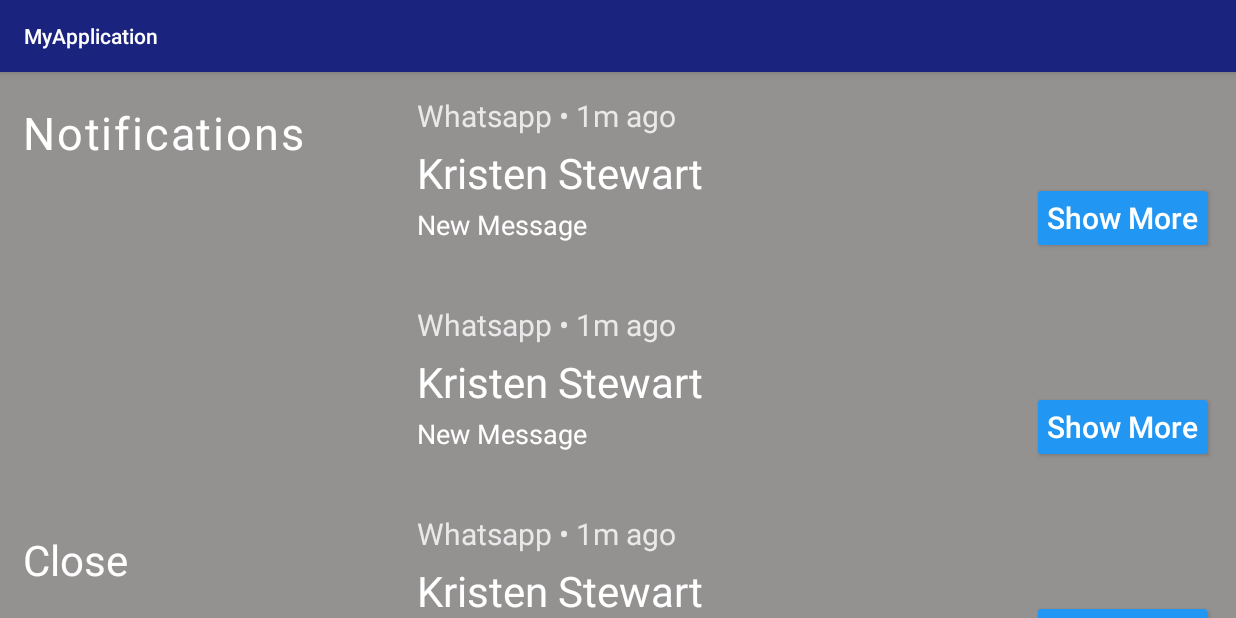
After one commit to venkatsunilm/SwitchAccessPoc, an Android app: the NotificationsActivity screen opened directly, with no data from a screen before it, on a phone screen of 824 x 412 dp (held sideways). The commit adds this screen. Run offline under Robolectric (Android 15) with nearby library versions, the phone set to English and light mode, and no system bars.

Commit message:
Added Notifications Activity and Multiple ApplicationCards activity

```diff
--- a/app/build.gradle
+++ b/app/build.gradle
@@ -34,6 +34,7 @@ dependencies {
     implementation fileTree(dir: 'libs', include: ['*.jar'])
     implementation 'androidx.appcompat:appcompat:1.1.0'
     implementation 'androidx.constraintlayout:constraintlayout:1.1.3'
+    implementation 'androidx.recyclerview:recyclerview:1.1.0'
     testImplementation 'junit:junit:4.12'
     androidTestImplementation 'androidx.test.ext:junit:1.1.1'
     androidTestImplementation 'androidx.test.espresso:espresso-core:3.2.0'
--- /dev/null
+++ b/app/src/main/java/com/example/myapplication/adapters/RvAdapter.java
@@ -0,0 +1,117 @@
+package com.example.myapplication.adapters;
+
+import android.content.Context;
+import android.util.Log;
+import android.view.LayoutInflater;
+import android.view.View;
+import android.view.ViewGroup;
+import android.widget.Button;
+import android.widget.LinearLayout;
+
+import androidx.annotation.NonNull;
+import androidx.core.content.ContextCompat;
+import androidx.recyclerview.widget.RecyclerView;
+
+import com.example.myapplication.Commons;
+import com.example.myapplication.R;
+
+public class RvAdapter extends RecyclerView.Adapter<RecyclerView.ViewHolder> {
+
+     private Context mContext;
+     private int viewType=0;
+     private int viewWidth=0;
+     private static final int SIZE=3;
+
+     public RvAdapter(Context context,int type,int width){
+         this.mContext=context;
+         viewType=type;
+         viewWidth = width;
+     }
+
+    public RvAdapter(Context context){
+        this.mContext=context;
+    }
+
+    @NonNull
+    @Override
+    public RecyclerView.ViewHolder onCreateViewHolder(@NonNull ViewGroup parent, int viewTypes) {
+        LayoutInflater layoutInflater=LayoutInflater.from(parent.getContext());
+        if(viewType ==0) {
+            View view = layoutInflater.inflate(R.layout.inflate_notifications_item, parent, false);
+            return new ViewHolder(view, mContext);
+        }
+        else{
+            View view = layoutInflater.inflate(R.layout.inflate_cards, parent, false);
+            view.getLayoutParams().width= (int) (viewWidth/SIZE - (Commons.convertDpToPixel(40f,mContext)));
+            return new ViewHolder2(view);
+        }
+    }
+
+    @Override
+    public int getItemViewType(int position) {
+        return 0;
+    }
+
+    @Override
+    public void onBindViewHolder(@NonNull RecyclerView.ViewHolder holder, int position) {
+
+    }
+
+    @Override
+    public int getItemCount() {
+         if(viewType==0)
+        return 10;
+
+         return SIZE;
+    }
+
+    public View preView=null;
+
+    class ViewHolder2 extends RecyclerView.ViewHolder implements View.OnClickListener {
+
+        public ViewHolder2(@NonNull View itemView) {
+            super(itemView);
+
+        }
+
+        @Override
+        public void onClick(View v) {
+
+        }
+    }
+
+     class ViewHolder extends RecyclerView.ViewHolder implements View.OnClickListener {
+
+        private LinearLayout linearLayout;
+        private View view;
+        private Button button;
+        private Context mContext;
+
+
+        public ViewHolder(@NonNull View itemView,Context context) {
+            super(itemView);
+            mContext=context;
+            linearLayout = itemView.findViewById(R.id.linearLayout);
+            view = itemView.findViewById(R.id.view);
+            button = itemView.findViewById(R.id.button);
+            button.setOnClickListener(this);
+            itemView.setOnClickListener(this);
+        }
+
+        @Override
+        public void onClick(View v) {
+            if(v.getId() == R.id.button) {
+                linearLayout.setVisibility(View.VISIBLE);
+            }
+
+            if(preView ==null){
+                preView=view;
+                Log.e("was","it null");
+            }else{
+                preView.setBackgroundColor((ContextCompat.getColor(mContext,R.color.grey)));
+                preView=view;
+            }
+            view.setBackgroundColor(ContextCompat.getColor(mContext,R.color.black));
+        }
+    }
+}
--- a/app/src/main/java/com/example/myapplication/MainActivity.java
+++ b/app/src/main/java/com/example/myapplication/views/MainActivity.java
@@ -1,4 +1,4 @@
-package com.example.myapplication;
+package com.example.myapplication.views;
 
 import android.accessibilityservice.AccessibilityServiceInfo;
 import android.content.Context;
@@ -15,6 +15,9 @@ import android.widget.Button;
 import androidx.annotation.NonNull;
 import androidx.annotation.Nullable;
 import androidx.appcompat.app.AppCompatActivity;
+
+import com.example.myapplication.GlobalConstants;
+import com.example.myapplication.R;
 
 import java.util.List;
 
--- /dev/null
+++ b/app/src/main/java/com/example/myapplication/views/NotificationsActivity.java
@@ -0,0 +1,25 @@
+package com.example.myapplication.views;
+
+import android.os.Bundle;
+
+import androidx.annotation.Nullable;
+import androidx.appcompat.app.AppCompatActivity;
+import androidx.recyclerview.widget.RecyclerView;
+
+import com.example.myapplication.R;
+import com.example.myapplication.adapters.RvAdapter;
+
+public class NotificationsActivity extends AppCompatActivity {
+
+    private RvAdapter rvAdapter;
+    private RecyclerView recyclerView;
+    @Override
+    protected void onCreate(@Nullable Bundle savedInstanceState) {
+        super.onCreate(savedInstanceState);
+        setContentView(R.layout.activity_notifications);
+        recyclerView=findViewById(R.id.recylerNotificationsView);
+
+        rvAdapter=new RvAdapter(this);
+        recyclerView.setAdapter(rvAdapter);
+    }
+}
--- a/app/src/main/java/com/example/myapplication/SecondActivity.java
+++ b/app/src/main/java/com/example/myapplication/views/SecondActivity.java
@@ -1,4 +1,4 @@
-package com.example.myapplication;
+package com.example.myapplication.views;
 
 import android.app.Activity;
 import android.content.Intent;
@@ -7,6 +7,8 @@ import android.view.View;
 import android.widget.Button;
 
 import androidx.annotation.Nullable;
+
+import com.example.myapplication.R;
 
 public class SecondActivity extends Activity {
     public Button button;
--- /dev/null
+++ b/app/src/main/res/color/color_focus.xml
@@ -0,0 +1,5 @@
+<selector xmlns:android="http://schemas.android.com/apk/res/android">
+    <item android:state_focused="true" android:color="@color/blue"/>
+    <item android:color="@color/customWhite"/>
+    <item android:state_pressed="true" android:color="@color/white"/>
+</selector>
--- /dev/null
+++ b/app/src/main/res/drawable/btn_bgs.xml
@@ -0,0 +1,6 @@
+<?xml version="1.0" encoding="utf-8"?>
+<selector xmlns:android="http://schemas.android.com/apk/res/android">
+    <item android:state_focused="true" android:drawable="@color/btn_focused"  />
+    <item android:state_pressed="true" android:drawable="@color/btn_selected"  />
+    <item android:drawable="@color/blue"/>
+</selector>
--- a/app/src/main/res/layout/activity_main.xml
+++ b/app/src/main/res/layout/activity_main.xml
@@ -4,7 +4,7 @@
     xmlns:tools="http://schemas.android.com/tools"
     android:layout_width="match_parent"
     android:layout_height="match_parent"
-    tools:context=".MainActivity">
+    tools:context=".views.MainActivity">
 
     <androidx.constraintlayout.widget.ConstraintLayout
         android:id="@+id/left_layout"
--- /dev/null
+++ b/app/src/main/res/layout/activity_notifications.xml
@@ -0,0 +1,53 @@
+<?xml version="1.0" encoding="utf-8"?>
+<androidx.constraintlayout.widget.ConstraintLayout xmlns:android="http://schemas.android.com/apk/res/android"
+    xmlns:app="http://schemas.android.com/apk/res-auto"
+    android:layout_width="match_parent"
+    xmlns:tools="http://schemas.android.com/tools"
+    android:background="@color/grey"
+    android:layout_height="match_parent">
+
+    <androidx.recyclerview.widget.RecyclerView
+        android:id="@+id/recylerNotificationsView"
+        android:layout_width="0dp"
+        android:layout_height="0dp"
+        app:layoutManager="androidx.recyclerview.widget.LinearLayoutManager"
+        android:orientation="vertical"
+        app:layout_constraintBottom_toBottomOf="parent"
+        app:layout_constraintEnd_toEndOf="parent"
+        app:layout_constraintStart_toEndOf="@+id/linearLayout2"
+        app:layout_constraintTop_toTopOf="parent"
+        tools:listitem="@layout/inflate_notifications_item" />
+
+    <LinearLayout
+        android:id="@+id/linearLayout2"
+        android:layout_width="wrap_content"
+        android:layout_height="match_parent"
+        android:orientation="vertical"
+        app:layout_constraintBottom_toBottomOf="parent"
+        app:layout_constraintStart_toStartOf="parent"
+        app:layout_constraintTop_toTopOf="parent">
+
+        <TextView
+            android:id="@+id/textView4"
+            android:layout_width="match_parent"
+            android:textColor="@color/white"
+            android:layout_height="wrap_content"
+            android:textSize="30sp"
+            android:layout_weight="1"
+            android:letterSpacing="0.04"
+            android:layout_marginEnd="40dp"
+            android:layout_marginTop="20dp"
+            android:layout_marginStart="15dp"
+            android:text="Notifications" />
+
+        <TextView
+            android:id="@+id/textView5"
+            android:layout_width="match_parent"
+            android:layout_marginStart="15dp"
+            android:textColor="@color/white"
+            android:textSize="28sp"
+            android:layout_marginBottom="20dp"
+            android:layout_height="wrap_content"
+            android:text="Close" />
+    </LinearLayout>
+</androidx.constraintlayout.widget.ConstraintLayout>
--- /dev/null
+++ b/app/src/main/res/layout/inflate_notifications_item.xml
@@ -0,0 +1,136 @@
+<?xml version="1.0" encoding="utf-8"?>
+<androidx.constraintlayout.widget.ConstraintLayout xmlns:android="http://schemas.android.com/apk/res/android"
+    xmlns:app="http://schemas.android.com/apk/res-auto"
+    android:layout_width="match_parent"
+    android:layout_height="wrap_content">
+
+    <View
+        android:id="@+id/view"
+        android:layout_width="0dp"
+        android:layout_height="0dp"
+        android:background="@color/grey"
+        app:layout_constraintBottom_toBottomOf="parent"
+        app:layout_constraintEnd_toEndOf="parent"
+        app:layout_constraintHorizontal_bias="1.0"
+        app:layout_constraintStart_toStartOf="parent"
+        app:layout_constraintTop_toTopOf="parent"
+        app:layout_constraintVertical_bias="1.0" />
+
+    <TextView
+        android:id="@+id/textView"
+        android:layout_width="wrap_content"
+        android:layout_height="wrap_content"
+        android:layout_marginStart="35dp"
+        android:layout_marginTop="15dp"
+        android:alpha="0.8"
+        android:text="Whatsapp \u2022 1m ago"
+        android:textColor="@color/white"
+        android:textSize="20sp"
+        app:layout_constraintStart_toStartOf="@id/view"
+        app:layout_constraintTop_toTopOf="@id/view" />
+
+
+    <TextView
+        android:id="@+id/textView2"
+        android:layout_width="wrap_content"
+        android:layout_height="wrap_content"
+        android:layout_marginTop="5dp"
+        android:text="Kristen Stewart"
+        android:textColor="@color/white"
+        android:textSize="28sp"
+        app:layout_constraintStart_toStartOf="@+id/textView"
+        app:layout_constraintTop_toBottomOf="@+id/textView" />
+
+    <TextView
+        android:id="@+id/textView3"
+        android:layout_width="wrap_content"
+        android:layout_height="wrap_content"
+        android:layout_marginTop="3dp"
+        android:layout_marginBottom="25dp"
+        android:text="New Message"
+        android:textColor="@color/white"
+        android:textSize="18sp"
+        app:layout_constraintBottom_toBottomOf="parent"
+        app:layout_constraintStart_toStartOf="@+id/textView"
+        app:layout_constraintTop_toBottomOf="@+id/textView2"
+        app:layout_constraintVertical_bias="0.0" />
+
+    <Button
+        android:id="@+id/button"
+        style="@style/Widget.AppCompat.Button.Colored"
+        android:layout_width="wrap_content"
+        android:layout_height="wrap_content"
+        android:layout_marginEnd="15dp"
+        android:text="Show More"
+        android:textSize="20sp"
+        android:textAllCaps="false"
+        android:theme="@style/AppTheme.MyRipple"
+        android:padding="10dp"
+        android:textColor="@color/white"
+        app:layout_constraintBottom_toBottomOf="parent"
+        app:layout_constraintEnd_toEndOf="parent"
+        app:layout_constraintTop_toTopOf="parent"
+        app:layout_constraintVertical_bias="0.80" />
+
+    <LinearLayout
+        android:id="@+id/linearLayout"
+        android:layout_width="0dp"
+        android:layout_height="wrap_content"
+        android:layout_marginTop="10dp"
+        android:layout_marginBottom="25dp"
+        android:orientation="horizontal"
+        android:visibility="gone"
+        android:weightSum="4"
+        app:layout_constraintBottom_toBottomOf="parent"
+        app:layout_constraintEnd_toStartOf="@+id/button"
+        app:layout_constraintHorizontal_bias="0.0"
+        app:layout_constraintStart_toStartOf="@+id/textView3"
+        app:layout_constraintTop_toBottomOf="@+id/textView3">
+
+        <Button
+            style="@android:style/Widget.Holo.Button.Borderless.Small"
+            android:layout_width="wrap_content"
+            android:layout_height="wrap_content"
+            android:layout_weight="0.5"
+            android:clickable="true"
+            android:theme="@style/AppTheme.MyRipple"
+            android:focusable="true"
+            android:text="play new message"
+            android:textAllCaps="false"
+            android:textColor="@color/color_focus"
+            android:textSize="16sp">
+        </Button>
+
+        <Button
+            style="@android:style/Widget.Holo.Button.Borderless.Small"
+            android:layout_width="wrap_content"
+            android:layout_height="wrap_content"
+            android:layout_weight="0.5"
+            android:alpha="0.7"
+            android:theme="@style/AppTheme.MyRipple"
+            android:text="Mute Conversation"
+            android:textAllCaps="false"
+            android:textColor="@color/white"
+            android:textSize="16sp">
+
+        </Button>
+
+        <Button
+            style="@android:style/Widget.DeviceDefault.Light.Button.Borderless.Small"
+            android:layout_width="wrap_content"
+            android:layout_height="wrap_content"
+            android:layout_weight="0.5"
+            android:alpha="0.7"
+            android:theme="@style/AppTheme.MyRipple"
+            android:text="Dismiss"
+            android:textAllCaps="false"
+            android:textColor="@color/white"
+            android:textSize="16sp">
+
+        </Button>
+
+
+    </LinearLayout>
+
+
+</androidx.constraintlayout.widget.ConstraintLayout>
--- a/app/src/main/res/values/colors.xml
+++ b/app/src/main/res/values/colors.xml
@@ -10,4 +10,12 @@
     <color name="bottom_focus">#000000</color>
     <color name="btn_pressed">#7C4DFF</color>
     <color name="btn_selected">#536DFE</color>
+    <color name="black" >#000000</color>
+    <color name="white" > #FFFFFF</color>
+    <color name="blue">#1261A0</color>
+    <color name="customWhite">#B3FFFFFF</color>
+    <color name="bgcolor" >#D9000000</color>
+    <color name="cardCustomColor" >#B3000000</color>
+
+
 </resources>
--- a/app/src/main/res/values/styles.xml
+++ b/app/src/main/res/values/styles.xml
@@ -8,4 +8,9 @@
         <item name="colorAccent">@color/colorAccent</item>
     </style>
 
+    <style name="AppTheme.MyRipple">
+        <item name="colorControlHighlight">@color/blue</item>
+        <item name="android:background">?selectableItemBackgroundBorderless</item>
+    </style>
+
 </resources>
```
Also changed, not shown: app/src/main/AndroidManifest.xml (+22 -5 lines), app/src/main/java/com/example/myapplication/Commons.java (added, +27 -0 lines), app/src/main/java/com/example/myapplication/views/MultipleApplicationsActivity.java (added, +36 -0 lines), app/src/main/res/layout/activity_fourcards_view.xml (added, +35 -0 lines), app/src/main/res/layout/inflate_cards.xml (added, +23 -0 lines).
